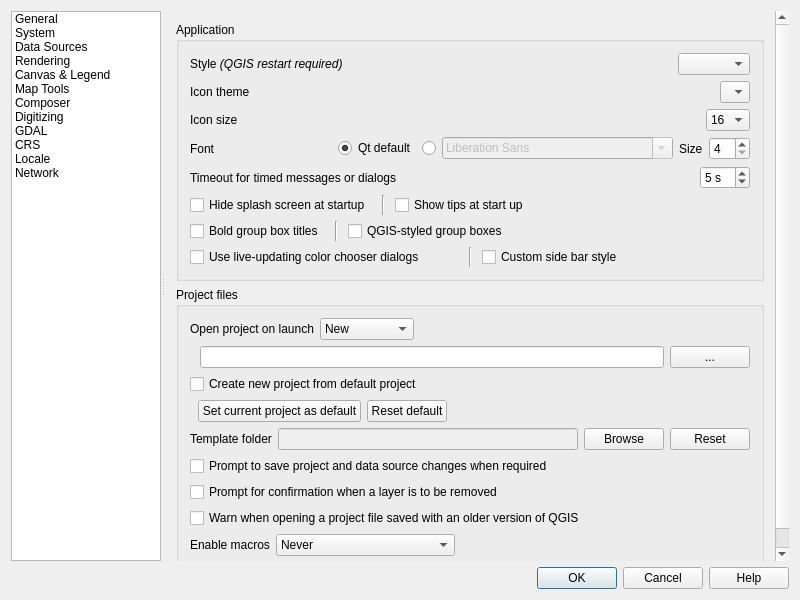
Old version of the form src/ui/qgsoptionsbase.ui in the repository carsmie/QGIS.
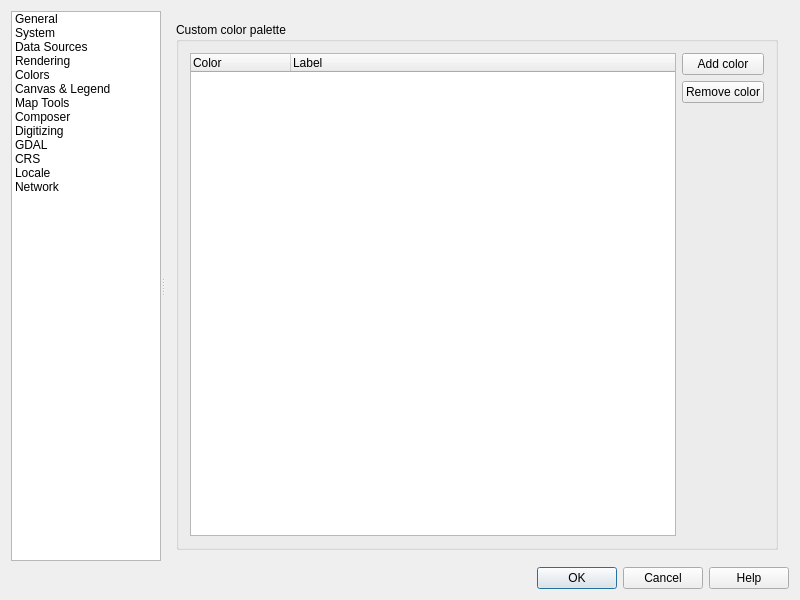
New version of the form. The open tabs and pages were chosen to show the change. Icons and pictures are not drawn. Custom widgets are drawn as their Qt base class.

Commit message: [FEATURE] Predefined custom color palette in QGIS options and color scheme

```diff
--- a/src/ui/qgsoptionsbase.ui
+++ b/src/ui/qgsoptionsbase.ui
@@ -131,6 +131,18 @@
             <normaloff>:/images/themes/default/propertyicons/rendering.png</normaloff>:/images/themes/default/propertyicons/rendering.png</iconset>
           </property>
          </item>
+         <item>
+          <property name="text">
+           <string>Colors</string>
+          </property>
+          <property name="toolTip">
+           <string>Colors</string>
+          </property>
+          <property name="icon">
+           <iconset resource="../../images/images.qrc">
+            <normaloff>:/images/themes/default/propertyicons/symbology.png</normaloff>:/images/themes/default/propertyicons/symbology.png</iconset>
+          </property>
+         </item>
          <item>
           <property name="text">
            <string>Canvas &amp; Legend</string>
@@ -2240,6 +2252,91 @@
            </item>
           </layout>
          </widget>
+         <widget class="QWidget" name="mOptionsPageColors">
+          <layout class="QVBoxLayout" name="verticalLayout_38">
+           <property name="margin">
+            <number>0</number>
+           </property>
+           <item>
+            <widget class="QScrollArea" name="scrollArea">
+             <property name="frameShape">
+              <enum>QFrame::NoFrame</enum>
+             </property>
+             <property name="widgetResizable">
+              <bool>true</bool>
+             </property>
+             <widget class="QWidget" name="scrollAreaWidgetContents">
+              <property name="geometry">
+               <rect>
+                <x>0</x>
+                <y>0</y>
+                <width>626</width>
+                <height>549</height>
+               </rect>
+              </property>
+              <layout class="QHBoxLayout" name="horizontalLayout_46">
+               <item>
+                <widget class="QgsCollapsibleGroupBox" name="groupBox_7">
+                 <property name="title">
+                  <string>Custom color palette</string>
+                 </property>
+                 <layout class="QGridLayout" name="gridLayout_12">
+                  <item row="2" column="1">
+                   <spacer name="verticalSpacer_12">
+                    <property name="orientation">
+                     <enum>Qt::Vertical</enum>
+                    </property>
+                    <property name="sizeHint" stdset="0">
+                     <size>
+                      <width>20</width>
+                      <height>40</height>
+                     </size>
+                    </property>
+                   </spacer>
+                  </item>
+                  <item row="0" column="1">
+                   <widget class="QPushButton" name="mButtonAddColor">
+                    <property name="text">
+                     <string>Add color</string>
+                    </property>
+                   </widget>
+                  </item>
+                  <item row="0" column="0" rowspan="4">
+                   <widget class="QTreeWidget" name="mTreeCustomColors">
+                    <property name="rootIsDecorated">
+                     <bool>false</bool>
+                    </property>
+                    <property name="columnCount">
+                     <number>2</number>
+                    </property>
+                    <column>
+                     <property name="text">
+                      <string>Color</string>
+                     </property>
+                    </column>
+                    <column>
+                     <property name="text">
+                      <string>Label</string>
+                     </property>
+                    </column>
+                   </widget>
+                  </item>
+                  <item row="1" column="1">
+                   <widget class="QPushButton" name="mButtonRemoveColor">
+                    <property name="text">
+                     <string>Remove color</string>
+                    </property>
+                   </widget>
+                  </item>
+                 </layout>
+                </widget>
+               </item>
+              </layout>
+             </widget>
+            </widget>
+           </item>
+          </layout>
+         </widget>
          <widget class="QWidget" name="mOptionsPageMapCanvas">
           <layout class="QVBoxLayout" name="verticalLayout_16">
            <property name="margin">
```
Left out of the diff: 32 changed lines with no effect on the pictures. The commit also changes 7 other files.
